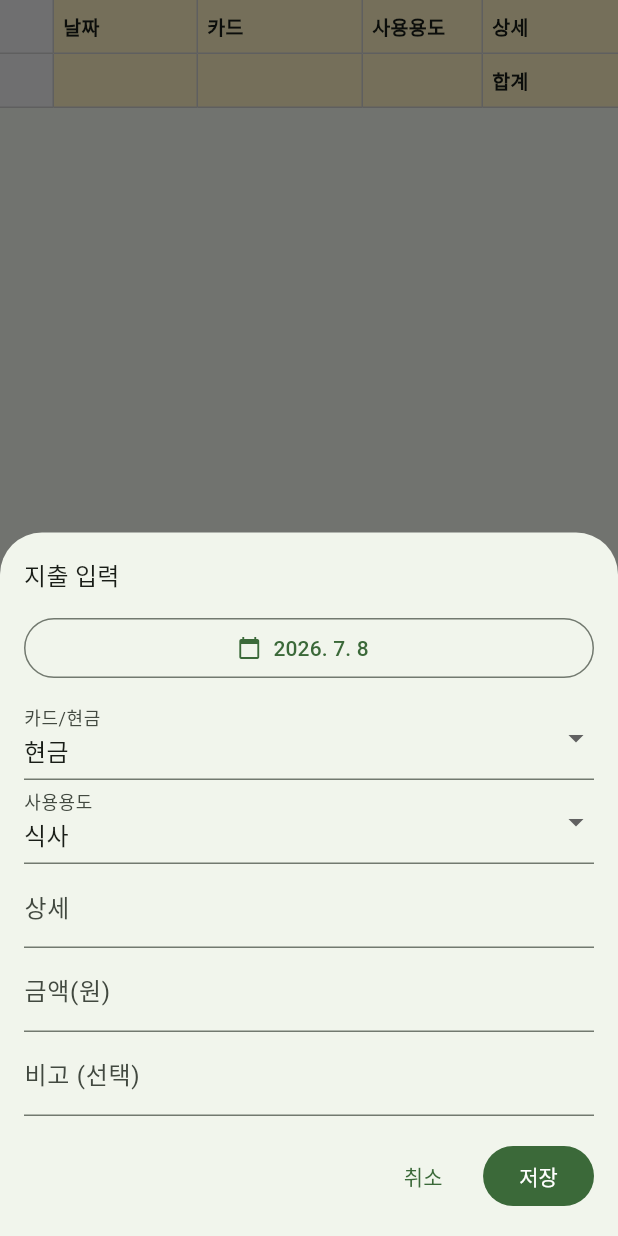
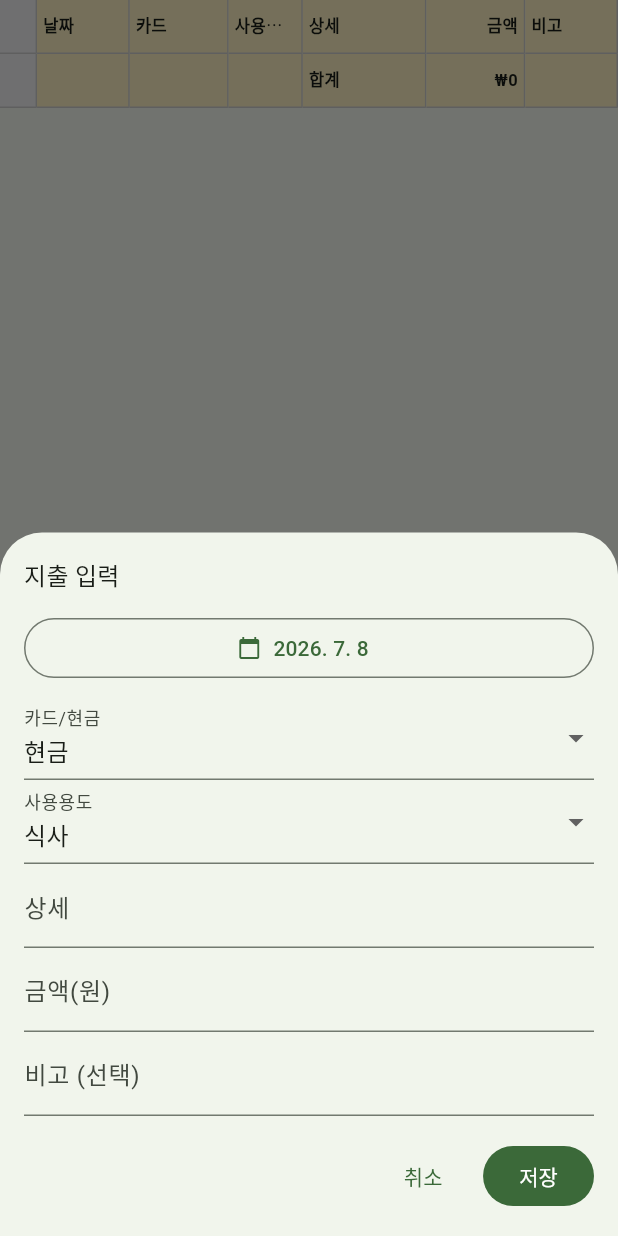
Before and after one commit to leenajin/mobile_money, a Flutter app: the screen it shows after launch, after a tap on the "add" icon, on a phone screen of 412 x 824 dp. Run offline on Flutter 3.47's test engine with Material 3 defaults, Android fonts, the phone set to English and light mode, and no system bars; our stand-ins replace google_sign_in, shared_preferences, sqflite; missing offline and left inert: extension_google_sign_in_as_googleapis_auth, googleapis; accounts and stored records are empty.

Commit message:
장부 표를 화면 폭에 맞게 비율 컬럼으로 변경

```diff
--- a/lib/widgets/ledger_table.dart
+++ b/lib/widgets/ledger_table.dart
@@ -5,7 +5,7 @@ import '../models/expense.dart';
 const _headerColor = Color(0xFFFFF3C4);
 const _gridColor = Color(0xFFD0D0D0);
 const _rowNumColor = Color(0xFFF1F3F4);
-const _colWidths = [36.0, 96.0, 110.0, 80.0, 150.0, 96.0, 110.0];
+const _colFlexes = [6, 15, 16, 12, 20, 16, 15];
 
 class LedgerTable extends StatelessWidget {
   const LedgerTable({
@@ -25,12 +25,7 @@ class LedgerTable extends StatelessWidget {
 
   @override
   Widget build(BuildContext context) {
-    final tableWidth = _colWidths.reduce((a, b) => a + b);
-    return SingleChildScrollView(
-      scrollDirection: Axis.horizontal,
-      child: SizedBox(
-        width: tableWidth,
-        child: Column(
+    return Column(
       children: [
         _headerRow(),
         Expanded(
@@ -41,17 +36,16 @@ class LedgerTable extends StatelessWidget {
           ),
         ),
       ],
-        ),
-      ),
     );
   }
 
   Widget _cell(int col, String text,
       {Color? bg, bool bold = false, bool right = false}) {
-    return Container(
-      width: _colWidths[col],
+    return Expanded(
+      flex: _colFlexes[col],
+      child: Container(
         height: 36,
-      padding: const EdgeInsets.symmetric(horizontal: 6),
+        padding: const EdgeInsets.symmetric(horizontal: 4),
         alignment: right ? Alignment.centerRight : Alignment.centerLeft,
         decoration: BoxDecoration(
           color: bg,
@@ -64,8 +58,9 @@ class LedgerTable extends StatelessWidget {
             maxLines: 1,
             overflow: TextOverflow.ellipsis,
             style: TextStyle(
-              fontSize: 13,
+                fontSize: 11,
                 fontWeight: bold ? FontWeight.bold : FontWeight.normal)),
+      ),
     );
   }
 
```
Lines whose indentation alone changed are shown as unchanged.
